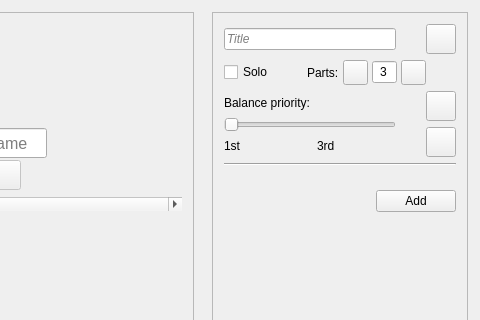
This is mainwindow.ui in Ernest314/part-distributor as Qt 5 draws it before an edit; both pictures show x 240 to 720 and y 0 to 320 of the 720 by 540 pixel window. The edited form follows.
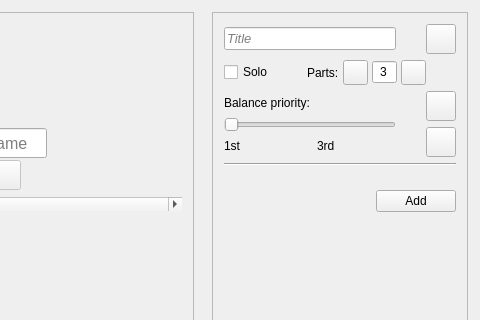
This is the edited form. Icons and pictures are not drawn.

Commit message:
Increased piece title font size
The italics were making it very difficult to read

The edit to the form file:
```diff
--- a/mainwindow.ui
+++ b/mainwindow.ui
@@ -525,6 +525,7 @@
             <widget class="QLineEdit" name="lineEdit_piece">
              <property name="font">
               <font>
+               <pointsize>10</pointsize>
                <italic>true</italic>
               </font>
              </property>
```
The commit also changes 2 other files.
